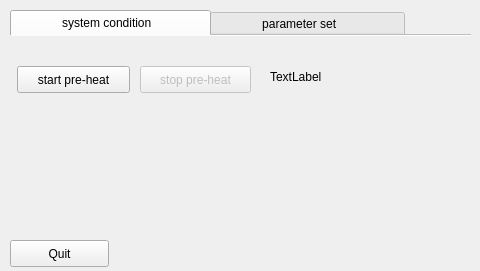
Qt form mainwindow.ui (yu1019594136/e-nose) before a commit.
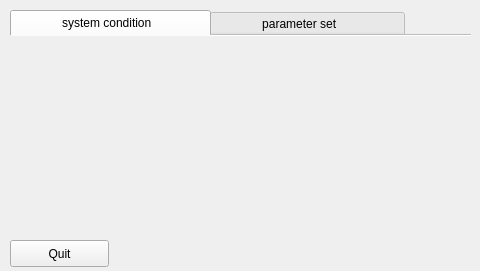
The same form after that commit. Icons and pictures are not drawn.

```diff
--- a/mainwindow.ui
+++ b/mainwindow.ui
@@ -62,48 +62,6 @@
      <attribute name="title">
       <string>            system condition              </string>
      </attribute>
-     <widget class="QPushButton" name="stop_heat">
-      <property name="enabled">
-       <bool>false</bool>
-      </property>
-      <property name="geometry">
-       <rect>
-        <x>130</x>
-        <y>30</y>
-        <width>111</width>
-        <height>27</height>
-       </rect>
-      </property>
-      <property name="text">
-       <string>stop pre-heat</string>
-      </property>
-     </widget>
-     <widget class="QPushButton" name="star_heat">
-      <property name="geometry">
-       <rect>
-        <x>7</x>
-        <y>30</y>
-        <width>113</width>
-        <height>27</height>
-       </rect>
-      </property>
-      <property name="text">
-       <string>start pre-heat</string>
-      </property>
-     </widget>
-     <widget class="QLabel" name="show_temp">
-      <property name="geometry">
-       <rect>
-        <x>260</x>
-        <y>30</y>
-        <width>151</width>
-        <height>21</height>
-       </rect>
-      </property>
-      <property name="text">
-       <string>TextLabel</string>
-      </property>
-     </widget>
     </widget>
     <widget class="QWidget" name="tab_2">
      <attribute name="title">
```
Left out of the diff: 29 changed lines with no effect on the pictures.
